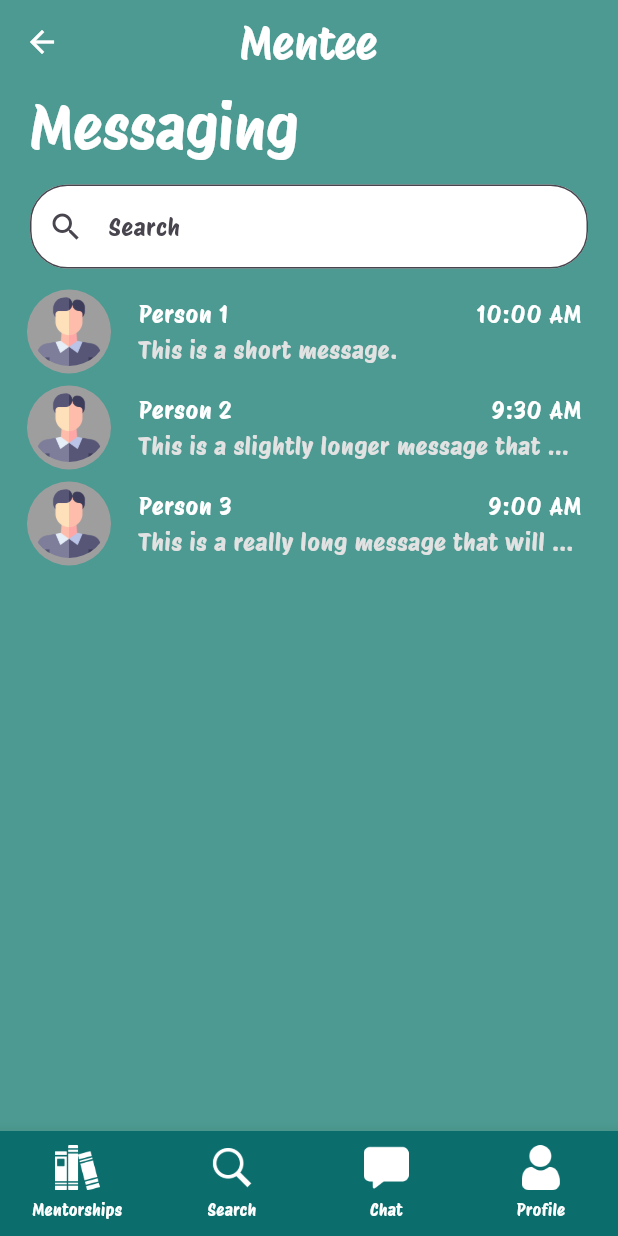
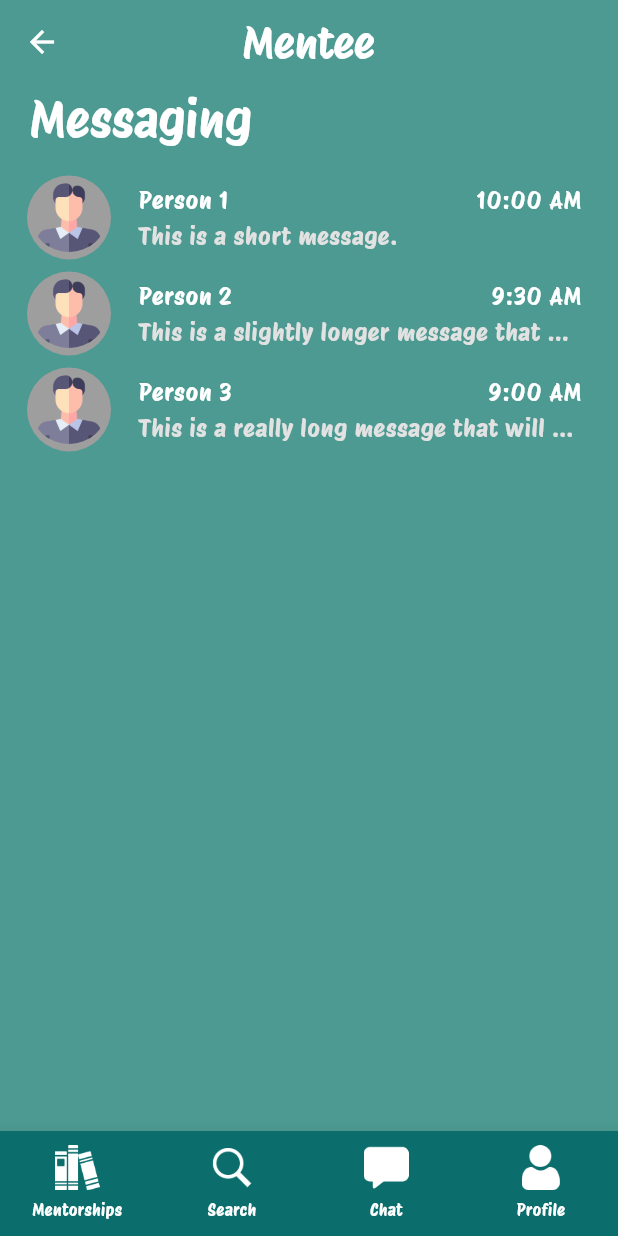
Before and after one commit to jaderaposa/mentor_shift, a Flutter app: the Messaging screen opened by its route, on a phone screen of 412 x 824 dp. Run offline on Flutter 3.47's test engine with Material 3 defaults, Android fonts, the phone set to English and light mode, and no system bars; statements that could not run were skipped.

Commit message:
Refactor main.dart to update initial route to '/viewmessage'
view messaging done

```diff
--- a/lib/main.dart
+++ b/lib/main.dart
@@ -11,8 +11,9 @@ import 'package:mentor_shift/pages/mentee_search.dart';
 import 'package:mentor_shift/pages/mentorships_screen.dart';
 import 'package:mentor_shift/pages/messaging.dart';
 import 'package:mentor_shift/pages/view_mentor.dart';
+import 'package:mentor_shift/pages/view_messaging.dart';
 
-void main() => runApp(MaterialApp(initialRoute: '/viewmentor', routes: {
+void main() => runApp(MaterialApp(initialRoute: '/viewmessage', routes: {
       // '/': (context) => Loading(),
       '/login': (context) => const Login(),
       '/register': (context) => const Register(),
@@ -21,6 +22,7 @@ void main() => runApp(MaterialApp(initialRoute: '/viewmentor', routes: {
       '/menteehome': (context) => const MenteeSearch(),
       '/mentorships': (context) => const MentorshipsPage(),
       '/message': (context) => const Messaging(),
+      '/viewmessage': (context) => const ViewMessaging(),
       '/viewmentor': (context) => const ViewMentor(),
       '/register2': (context) => const Register2(),
       '/register3': (context) => const Register3(),
--- a/lib/pages/messaging.dart
+++ b/lib/pages/messaging.dart
@@ -32,6 +32,9 @@ class _MessagingState extends State<Messaging> {
 
   @override
   Widget build(BuildContext context) {
+    double screenWidth = MediaQuery.of(context).size.width;
+    double screenHeight = MediaQuery.of(context).size.height;
+
     return Scaffold(
       backgroundColor: const Color(0xFF4C9A91),
       appBar: AppBar(
@@ -45,11 +48,11 @@ class _MessagingState extends State<Messaging> {
             Navigator.of(context).pop();
           },
         ),
-        title: const Text(
+        title: Text(
           'Mentee',
           style: TextStyle(
             color: Colors.white,
-            fontSize: 30.0,
+            fontSize: screenHeight * 0.035,
             fontFamily: 'ProtestRiot',
           ),
         ),
@@ -57,8 +60,8 @@ class _MessagingState extends State<Messaging> {
       ),
       body: Column(
         children: [
-          const Padding(
-            padding: EdgeInsets.fromLTRB(20, 0, 20, 10),
+          Padding(
+            padding: const EdgeInsets.fromLTRB(20, 0, 20, 10),
             child: Row(
               mainAxisAlignment: MainAxisAlignment.spaceBetween,
               children: [
@@ -66,37 +69,37 @@ class _MessagingState extends State<Messaging> {
                   'Messaging',
                   style: TextStyle(
                     color: Colors.white,
-                    fontSize: 40.0,
+                    fontSize: screenHeight * 0.04,
                     fontFamily: 'ProtestRiot',
                   ),
                 ),
               ],
             ),
           ),
-          const Padding(
-            padding: EdgeInsets.fromLTRB(20, 0, 20, 10),
-            child: TextField(
-              decoration: InputDecoration(
-                hintText: 'Search',
-                labelStyle: TextStyle(
-                  fontFamily: 'ProtestRiot',
-                ),
-                prefixIcon: Padding(
-                  padding: EdgeInsets.symmetric(horizontal: 10.0),
-                  child: Icon(Icons.search),
-                ),
-                fillColor: Colors.white,
-                filled: true,
-                border: OutlineInputBorder(
-                  borderRadius: BorderRadius.all(Radius.circular(25.0)),
-                  borderSide: BorderSide(color: Colors.white),
-                ),
-              ),
-              style: TextStyle(
-                fontFamily: 'ProtestRiot',
-              ),
-            ),
-          ),
+          // const Padding(
+          //   padding: EdgeInsets.fromLTRB(20, 0, 20, 10),
+          //   child: TextField(
+          //     decoration: InputDecoration(
+          //       hintText: 'Search',
+          //       labelStyle: TextStyle(
+          //         fontFamily: 'ProtestRiot',
+          //       ),
+          //       prefixIcon: Padding(
+          //         padding: EdgeInsets.symmetric(horizontal: 10.0),
+          //         child: Icon(Icons.search),
+          //       ),
+          //       fillColor: Colors.white,
+          //       filled: true,
+          //       border: OutlineInputBorder(
+          //         borderRadius: BorderRadius.all(Radius.circular(25.0)),
+          //         borderSide: BorderSide(color: Colors.white),
+          //       ),
+          //     ),
+          //     style: TextStyle(
+          //       fontFamily: 'ProtestRiot',
+          //     ),
+          //   ),
+          // ),
           Expanded(
             child: ListView.builder(
               itemCount: messages.length,
--- a/pubspec.yaml
+++ b/pubspec.yaml
@@ -30,6 +30,9 @@ environment:
 dependencies:
   flutter:
     sdk: flutter
+
+  # Add the intl package
+  intl: ^0.17.0
 
 
   # The following adds the Cupertino Icons font to your application.
@@ -74,6 +77,7 @@ flutter:
     - images/icons/reports.png
     - images/icons/lessons.png
     - images/icons/activities.png
+    - images/icons/send.png
 
 
   # An image asset can refer to one or more resolution-specific "variants", see
```
Also changed, not shown: lib/pages/view_messaging.dart (added, +209 -0 lines), images/icons/send.png (added), pubspec.lock.
